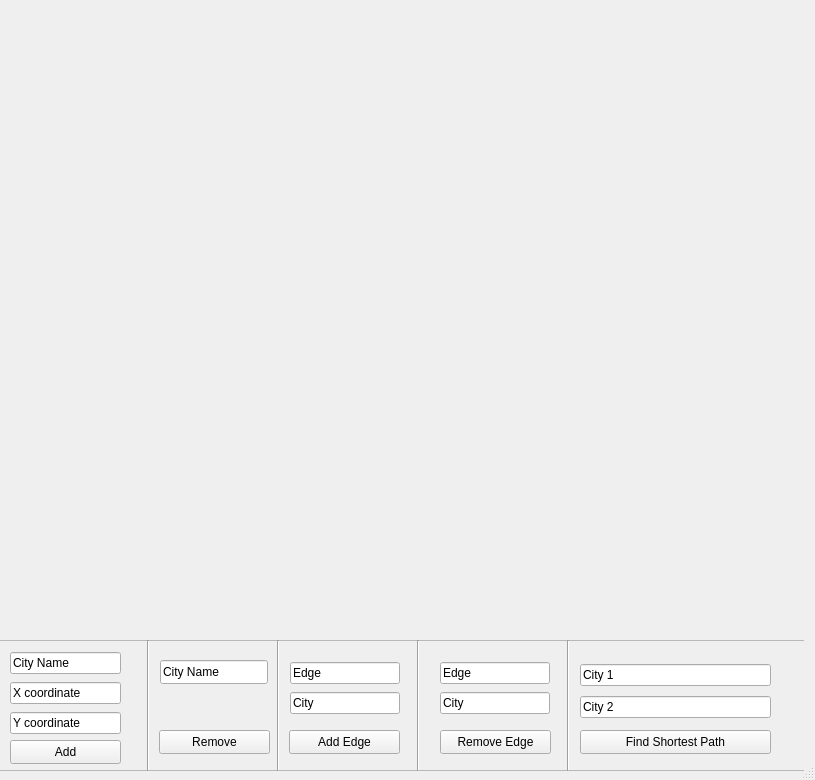
This is Wasalnithree/mainwindow.ui in MohamESalem/Wasalni-QT as Qt 5 draws it before an edit. The edited form follows.
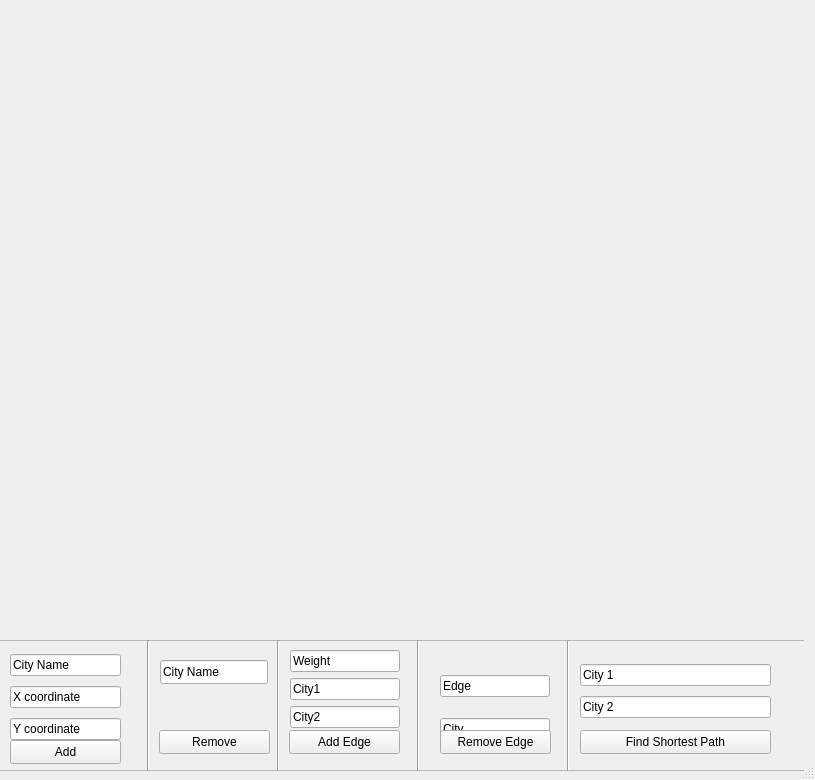
This is the edited form.

Commit message: worked on qt for edge

Patch:
```diff
--- a/Wasalnithree/mainwindow.ui
+++ b/Wasalnithree/mainwindow.ui
@@ -125,23 +125,30 @@
      <property name="geometry">
       <rect>
        <x>300</x>
-       <y>20</y>
+       <y>10</y>
        <width>110</width>
-       <height>56</height>
+       <height>81</height>
       </rect>
      </property>
      <layout class="QVBoxLayout" name="verticalLayout_2">
       <item>
        <widget class="QLineEdit" name="edgeAddEdgeText">
         <property name="text">
-         <string>Edge</string>
+         <string>Weight</string>
+        </property>
+       </widget>
+      </item>
+      <item>
+       <widget class="QLineEdit" name="city1AddEdgeText">
+        <property name="text">
+         <string>City1</string>
         </property>
        </widget>
       </item>
       <item>
        <widget class="QLineEdit" name="cityAddEdgeText">
         <property name="text">
-         <string>City</string>
+         <string>City2</string>
         </property>
        </widget>
       </item>
@@ -192,7 +199,7 @@
        <x>20</x>
        <y>10</y>
        <width>111</width>
-       <height>86</height>
+       <height>94</height>
       </rect>
      </property>
      <layout class="QVBoxLayout" name="verticalLayout">
@@ -264,7 +271,7 @@
        <x>450</x>
        <y>20</y>
        <width>110</width>
-       <height>56</height>
+       <height>96</height>
       </rect>
      </property>
      <layout class="QVBoxLayout" name="verticalLayout_4">
```
The commit also changes 45 other files.
